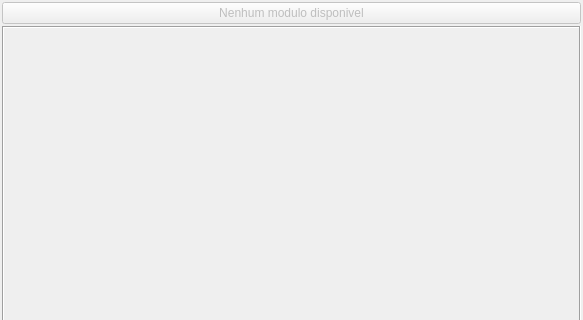
The window that mainwindow.ui (ruisebastiao/KPPQtAutomation) describes before a commit, drawn with Qt 5; both pictures show x 0 to 583 and y 0 to 320 of the 583 by 483 pixel window.
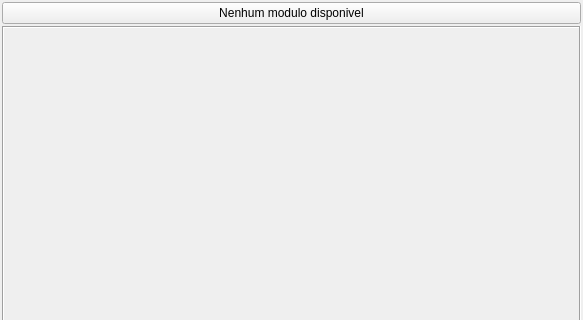
The same window after the commit.

```diff
--- a/mainwindow.ui
+++ b/mainwindow.ui
@@ -42,7 +42,7 @@
     <item>
      <widget class="QPushButton" name="__bt_selectedmodule_">
       <property name="enabled">
-       <bool>false</bool>
+       <bool>true</bool>
       </property>
       <property name="text">
        <string>Nenhum modulo disponivel</string>
```
